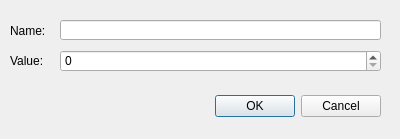
First picture: the form in Lab_1/insertrowdialog.ui, repository AlK2x/ComputerGraphicsLabs, before the edit.
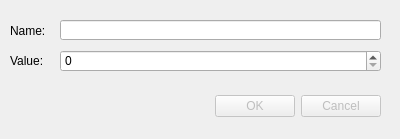
Second picture: the form after the edit.

What changed in the file:
```diff
--- a/Lab_1/insertrowdialog.ui
+++ b/Lab_1/insertrowdialog.ui
@@ -14,6 +14,9 @@
    <string>Insert Row</string>
   </property>
   <widget class="QDialogButtonBox" name="buttonBox">
+   <property name="enabled">
+    <bool>false</bool>
+   </property>
    <property name="geometry">
     <rect>
      <x>40</x>
```
Left out of the diff: 3 changed lines with no effect on the pictures.
